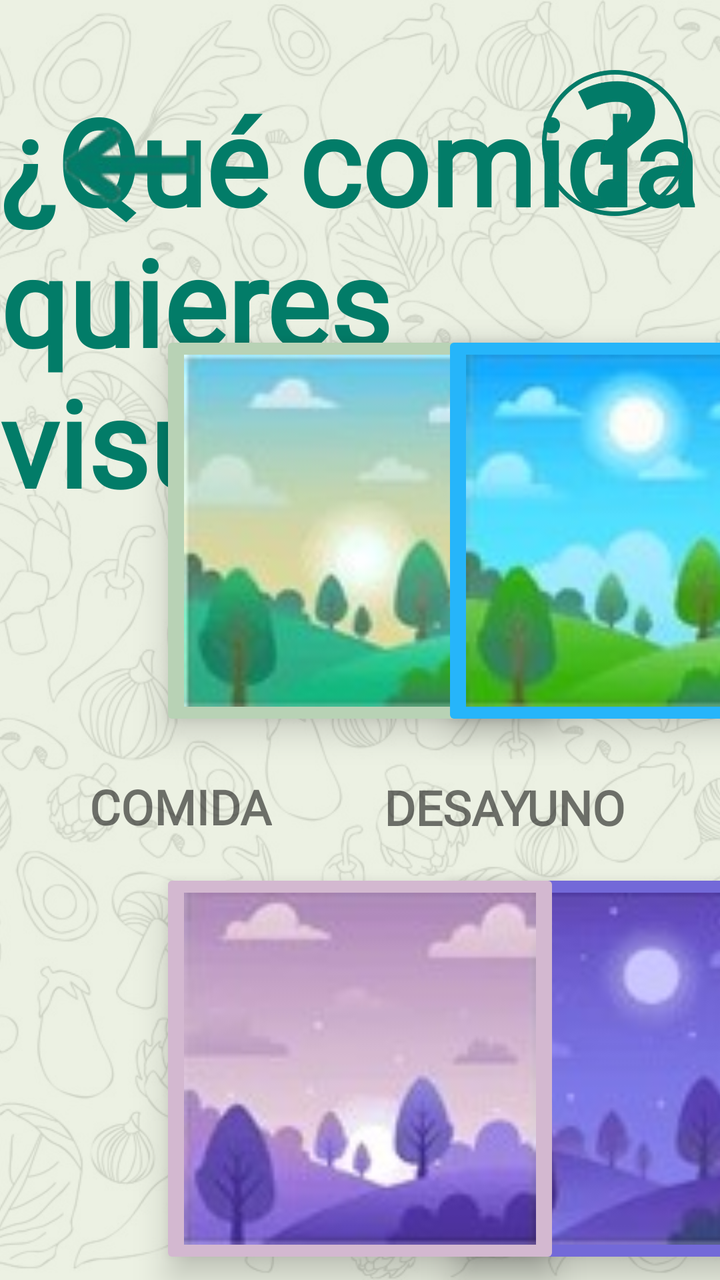
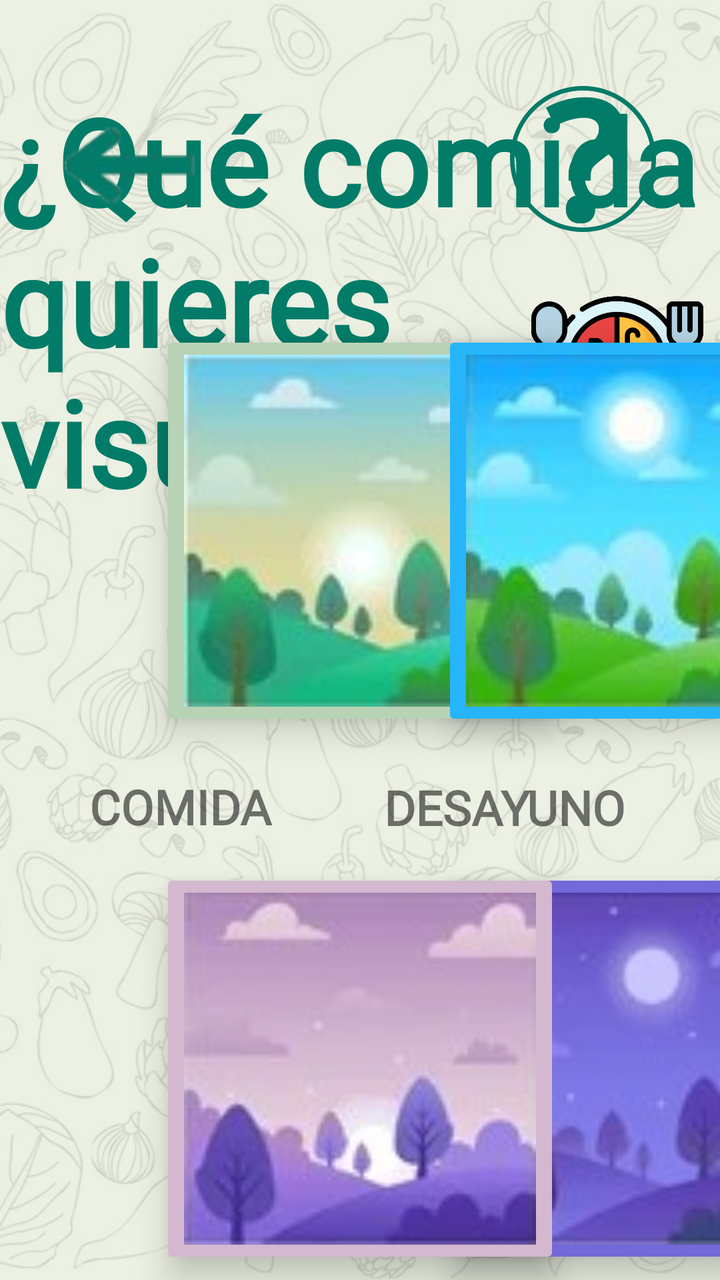

Two renders of the same Android screen: before a commit and after it. Below are the layout's source before the change and the commit's diff.
<!-- AndroidManifest.xml: application theme Theme.DietaAlPlato -->
<!-- res/layout/activity_comidas.xml -->
<?xml version="1.0" encoding="utf-8"?>
<androidx.constraintlayout.widget.ConstraintLayout xmlns:android="http://schemas.android.com/apk/res/android"
    xmlns:app="http://schemas.android.com/apk/res-auto"
    xmlns:tools="http://schemas.android.com/tools"
    android:id="@+id/main"
    android:layout_width="match_parent"
    android:layout_height="match_parent"
    tools:context=".ComidasActivity">

    
    <ImageView
        android:id="@+id/fondo"
        android:layout_width="0dp"
        android:layout_height="0dp"
        android:scaleType="centerCrop"
        android:contentDescription="Fondo"
        app:srcCompat="@drawable/fondo_android"
        app:layout_constraintTop_toTopOf="parent"
        app:layout_constraintBottom_toBottomOf="parent"
        app:layout_constraintStart_toStartOf="parent"
        app:layout_constraintEnd_toEndOf="parent" />

    


    <View
        android:id="@+id/velo"
        android:layout_width="0dp"
        android:layout_height="0dp"
        android:background="#DDE9EFDF"
        app:layout_constraintBottom_toBottomOf="parent"
        app:layout_constraintEnd_toEndOf="parent"
        app:layout_constraintHorizontal_bias="1.0"
        app:layout_constraintStart_toStartOf="parent"
        app:layout_constraintTop_toTopOf="parent"
        app:layout_constraintVertical_bias="0.0" />

    <TextView
        android:id="@+id/titulo_textview"
        android:layout_width="wrap_content"
        android:layout_height="wrap_content"
        android:layout_marginTop="40dp"
        android:fontFamily="@font/lily_script_one"
        android:text="¿Qué comida quieres visualizar?"
        android:textAllCaps="false"
        android:textColor="#027C68"
        android:textSize="60sp"
        android:textStyle="bold"
        app:layout_constraintEnd_toEndOf="parent"
        app:layout_constraintHorizontal_bias="0.492"
        app:layout_constraintStart_toStartOf="parent"
        app:layout_constraintTop_toTopOf="parent" />

    <ImageButton
        android:id="@+id/return_button"
        android:layout_width="110dp"
        android:layout_height="99dp"
        android:layout_marginStart="8dp"
        android:layout_marginTop="28dp"
        android:backgroundTint="#00FFFFFF"
        android:onClick="onClickBackNavigation"
        app:layout_constraintEnd_toEndOf="parent"
        app:layout_constraintHorizontal_bias="0.005"
        app:layout_constraintStart_toStartOf="parent"
        app:layout_constraintTop_toTopOf="parent"
        app:srcCompat="@drawable/gobacksinfondo" />

    <ImageButton
        android:id="@+id/desayuno_boton"
        android:layout_width="200dp"
        android:layout_height="200dp"
        android:layout_marginStart="108dp"
        android:layout_marginTop="8dp"
        android:backgroundTint="#F2A396"
        android:elevation="10dp"
        android:scaleType="fitCenter"
        android:src="@drawable/desayuno"
        app:layout_constraintEnd_toStartOf="@+id/almuerzo_boton"
        app:layout_constraintHorizontal_bias="0.183"
        app:layout_constraintStart_toStartOf="parent"
        app:layout_constraintTop_toTopOf="@+id/almuerzo_boton" />

    <ImageButton
        android:id="@+id/almuerzo_boton"
        android:layout_width="200dp"
        android:layout_height="200dp"
        android:backgroundTint="#B8D2B5"
        android:elevation="10dp"
        android:scaleType="fitCenter"
        android:src="@drawable/almuerzo"
        app:layout_constraintBottom_toBottomOf="parent"
        app:layout_constraintEnd_toEndOf="parent"
        app:layout_constraintStart_toStartOf="parent"
        app:layout_constraintTop_toTopOf="parent"
        app:layout_constraintVertical_bias="0.376" />

    <ImageButton
        android:id="@+id/comida_boton"
        android:layout_width="200dp"
        android:layout_height="200dp"
        android:backgroundTint="#26B5FA"
        android:elevation="10dp"
        android:scaleType="fitCenter"
        android:src="@drawable/comida"
        app:layout_constraintEnd_toEndOf="parent"
        app:layout_constraintHorizontal_bias="0.493"
        app:layout_constraintStart_toEndOf="@+id/almuerzo_boton"
        app:layout_constraintTop_toTopOf="@+id/almuerzo_boton" />

    <ImageButton
        android:id="@+id/merienda_boton"
        android:layout_width="200dp"
        android:layout_height="200dp"
        android:layout_marginBottom="107dp"
        android:backgroundTint="#D0628D"
        android:elevation="10dp"
        android:scaleType="fitCenter"
        android:src="@drawable/merienda"
        app:layout_constraintBottom_toBottomOf="parent"

        app:layout_constraintEnd_toEndOf="@+id/desayuno_boton"
        app:layout_constraintHorizontal_bias="0.0"
        app:layout_constraintStart_toStartOf="@+id/desayuno_boton"
        app:layout_constraintTop_toTopOf="@+id/cena_boton"
        app:layout_constraintVertical_bias="0.0"
        tools:ignore="MissingConstraints" />

    <ImageButton
        android:id="@+id/recena_boton"
        android:layout_width="200dp"
        android:layout_height="200dp"
        android:layout_marginBottom="107dp"
        android:backgroundTint="#7369D8"
        android:elevation="10dp"
        android:scaleType="fitCenter"
        android:src="@drawable/recena"
        app:layout_constraintBottom_toBottomOf="parent"

        app:layout_constraintEnd_toEndOf="@+id/comida_boton"
        app:layout_constraintHorizontal_bias="0.0"
        app:layout_constraintStart_toStartOf="@+id/comida_boton"
        app:layout_constraintTop_toTopOf="@+id/cena_boton"
        app:layout_constraintVertical_bias="0.0"
        tools:ignore="MissingConstraints" />

    <ImageButton
        android:id="@+id/cena_boton"
        android:layout_width="200dp"
        android:layout_height="200dp"
        android:layout_marginTop="69dp"
        android:layout_marginBottom="107dp"
        android:backgroundTint="#D3B8D0"
        android:elevation="10dp"
        android:scaleType="fitCenter"
        android:src="@drawable/cena"
        app:layout_constraintBottom_toBottomOf="parent"

        app:layout_constraintEnd_toEndOf="@+id/almuerzo_boton"
        app:layout_constraintHorizontal_bias="0.0"
        app:layout_constraintStart_toStartOf="@+id/almuerzo_boton"
        app:layout_constraintTop_toBottomOf="@+id/almuerzo_boton"
        app:layout_constraintVertical_bias="0.0"
        tools:ignore="MissingConstraints" />

    <TextView
        android:id="@+id/desayuno_textview"
        android:layout_width="wrap_content"
        android:layout_height="wrap_content"
        android:layout_marginStart="192dp"
        android:layout_marginTop="14dp"
        android:layout_marginBottom="14dp"
        android:fontFamily="@font/alfa_slab_one"
        android:text="DESAYUNO"
        android:textSize="24sp"
        android:textStyle="bold"
        app:layout_constraintBottom_toTopOf="@+id/merienda_boton"
        app:layout_constraintStart_toStartOf="parent"
        app:layout_constraintTop_toBottomOf="@+id/desayuno_boton"
        app:layout_constraintVertical_bias="0.0" />

    <TextView
        android:id="@+id/almuerzo_textview"
        android:layout_width="wrap_content"
        android:layout_height="wrap_content"
        android:layout_marginTop="14dp"
        android:layout_marginEnd="260dp"
        android:layout_marginBottom="14dp"
        android:fontFamily="@font/alfa_slab_one"
        android:text="ALMUERZO"
        android:textSize="24sp"
        android:textStyle="bold"
        app:layout_constraintBottom_toTopOf="@+id/cena_boton"
        app:layout_constraintEnd_toStartOf="@+id/comida_textview"
        app:layout_constraintTop_toBottomOf="@+id/almuerzo_boton"
        app:layout_constraintVertical_bias="0.888" />

    <TextView
        android:id="@+id/comida_textview"
        android:layout_width="wrap_content"
        android:layout_height="wrap_content"
        android:layout_marginTop="14dp"
        android:layout_marginEnd="224dp"
        android:layout_marginBottom="14dp"
        android:fontFamily="@font/alfa_slab_one"
        android:text="COMIDA"
        android:textSize="24sp"
        android:textStyle="bold"
        app:layout_constraintBottom_toTopOf="@+id/recena_boton"
        app:layout_constraintEnd_toEndOf="parent"
        app:layout_constraintTop_toBottomOf="@+id/comida_boton"
        app:layout_constraintVertical_bias="0.888" />

    <TextView
        android:id="@+id/merienda_textview"
        android:layout_width="wrap_content"
        android:layout_height="wrap_content"
        android:layout_marginStart="192dp"
        android:layout_marginTop="20dp"
        android:fontFamily="@font/alfa_slab_one"
        android:text="MERIENDA"
        android:textSize="24sp"
        android:textStyle="bold"
        app:layout_constraintBottom_toBottomOf="@+id/cena_textview"
        app:layout_constraintStart_toStartOf="parent"
        app:layout_constraintTop_toBottomOf="@+id/merienda_boton"
        app:layout_constraintVertical_bias="1.0" />

    <TextView
        android:id="@+id/cena_textview"
        android:layout_width="wrap_content"
        android:layout_height="wrap_content"
        android:layout_marginStart="267dp"
        android:layout_marginTop="24dp"
        android:layout_marginEnd="283dp"
        android:fontFamily="@font/alfa_slab_one"
        android:text="CENA"
        android:textSize="24sp"
        android:textStyle="bold"
        app:layout_constraintEnd_toStartOf="@+id/recena_textview"
        app:layout_constraintHorizontal_bias="1.0"
        app:layout_constraintStart_toEndOf="@+id/merienda_textview"
        app:layout_constraintTop_toBottomOf="@+id/cena_boton" />

    <TextView
        android:id="@+id/recena_textview"
        android:layout_width="wrap_content"
        android:layout_height="wrap_content"
        android:layout_marginTop="14dp"
        android:layout_marginEnd="224dp"
        android:fontFamily="@font/alfa_slab_one"
        android:text="RE-CENA"
        android:textSize="24sp"
        android:textStyle="bold"
        app:layout_constraintBottom_toBottomOf="@+id/cena_textview"
        app:layout_constraintEnd_toEndOf="parent"
        app:layout_constraintTop_toBottomOf="@+id/recena_boton"
        app:layout_constraintVertical_bias="0.714" />

    <ImageView
        android:id="@+id/imageView2"
        android:layout_width="73dp"
        android:layout_height="79dp"
        android:layout_marginTop="32dp"
        android:layout_marginEnd="16dp"
        android:onClick="just"
        app:layout_constraintEnd_toEndOf="parent"
        app:layout_constraintTop_toTopOf="parent"
        app:srcCompat="@drawable/question_mark" />

    <TextView
        android:id="@+id/tv_nutrition_summary"
        android:layout_width="wrap_content"
        android:layout_height="wrap_content"
        android:padding="12dp"
        android:textSize="16sp"
        android:textStyle="bold"
        android:text="Calculando datos nutricionales..."
        app:layout_constraintBottom_toTopOf="@+id/almuerzo_boton"
        app:layout_constraintEnd_toEndOf="parent"
        app:layout_constraintStart_toStartOf="parent"
        app:layout_constraintTop_toBottomOf="@+id/titulo_textview"
        app:layout_constraintVertical_bias="0.421" />

</androidx.constraintlayout.widget.ConstraintLayout>
<!-- resources referenced by this layout -->
<resources>
  <!-- drawable almuerzo: jpg bitmap (drawable, 3741 bytes) -->
  <!-- drawable cena: jpg bitmap (drawable, 3443 bytes) -->
  <!-- drawable comida: jpg bitmap (drawable, 3839 bytes) -->
  <!-- drawable desayuno: jpg bitmap (drawable, 3479 bytes) -->
  <!-- drawable fondo_android: png bitmap (drawable, 156043 bytes) -->
  <!-- drawable gobacksinfondo: png bitmap (drawable, 8881 bytes) -->
  <!-- drawable merienda: jpg bitmap (drawable, 3399 bytes) -->
  <!-- drawable question_mark: png bitmap (drawable, 94034 bytes) -->
  <!-- drawable recena: jpg bitmap (drawable, 3217 bytes) -->
  <style name="Theme.DietaAlPlato" parent="Theme.MaterialComponents.DayNight.DarkActionBar">
          
          <item name="colorPrimary">@color/purple_500</item>
          <item name="colorPrimaryVariant">@color/purple_700</item>
          <item name="colorOnPrimary">@color/white</item>
          
          <item name="colorSecondary">@color/teal_200</item>
          <item name="colorSecondaryVariant">@color/teal_700</item>
          <item name="colorOnSecondary">@color/black</item>
          
          <item name="android:statusBarColor">?attr/colorPrimaryVariant</item>
          
          <item name="windowActionBar">false</item>
          <item name="windowNoTitle">true</item>
  
      </style>
  <color name="purple_500">#FF6200EE</color>
  <color name="purple_700">#FF3700B3</color>
  <color name="white">#FFFFFFFF</color>
  <color name="teal_200">#FF03DAC5</color>
  <color name="teal_700">#FF018786</color>
  <color name="black">#FF000000</color>
</resources>

<!-- the commit's change to res/layout/activity_comidas.xml (unified diff, before → after) -->
@@ -7,6 +7,7 @@
     android:layout_height="match_parent"
     tools:context=".ComidasActivity">
 
+
     
     <ImageView
         android:id="@+id/fondo"
@@ -20,7 +21,10 @@
         app:layout_constraintStart_toStartOf="parent"
         app:layout_constraintEnd_toEndOf="parent" />
 
+
     
+
+
 
 
     <View
@@ -30,10 +34,11 @@
         android:background="#DDE9EFDF"
         app:layout_constraintBottom_toBottomOf="parent"
         app:layout_constraintEnd_toEndOf="parent"
-        app:layout_constraintHorizontal_bias="1.0"
+        app:layout_constraintHorizontal_bias="0.0"
         app:layout_constraintStart_toStartOf="parent"
         app:layout_constraintTop_toTopOf="parent"
         app:layout_constraintVertical_bias="0.0" />
+
 
     <TextView
         android:id="@+id/titulo_textview"
@@ -50,6 +55,7 @@
         app:layout_constraintHorizontal_bias="0.492"
         app:layout_constraintStart_toStartOf="parent"
         app:layout_constraintTop_toTopOf="parent" />
+
 
     <ImageButton
         android:id="@+id/return_button"
@@ -65,6 +71,7 @@
         app:layout_constraintTop_toTopOf="parent"
         app:srcCompat="@drawable/gobacksinfondo" />
 
+
     <ImageButton
         android:id="@+id/desayuno_boton"
         android:layout_width="200dp"
@@ -80,6 +87,7 @@
         app:layout_constraintStart_toStartOf="parent"
         app:layout_constraintTop_toTopOf="@+id/almuerzo_boton" />
 
+
     <ImageButton
         android:id="@+id/almuerzo_boton"
         android:layout_width="200dp"
@@ -93,6 +101,7 @@
         app:layout_constraintStart_toStartOf="parent"
         app:layout_constraintTop_toTopOf="parent"
         app:layout_constraintVertical_bias="0.376" />
+
 
     <ImageButton
         android:id="@+id/comida_boton"
@@ -107,6 +116,7 @@
         app:layout_constraintStart_toEndOf="@+id/almuerzo_boton"
         app:layout_constraintTop_toTopOf="@+id/almuerzo_boton" />
 
+
     <ImageButton
         android:id="@+id/merienda_boton"
         android:layout_width="200dp"
@@ -117,6 +127,7 @@
         android:scaleType="fitCenter"
         android:src="@drawable/merienda"
         app:layout_constraintBottom_toBottomOf="parent"
+
 
         app:layout_constraintEnd_toEndOf="@+id/desayuno_boton"
         app:layout_constraintHorizontal_bias="0.0"
@@ -125,6 +136,7 @@
         app:layout_constraintVertical_bias="0.0"
         tools:ignore="MissingConstraints" />
 
+
     <ImageButton
         android:id="@+id/recena_boton"
         android:layout_width="200dp"
@@ -135,6 +147,7 @@
         android:scaleType="fitCenter"
         android:src="@drawable/recena"
         app:layout_constraintBottom_toBottomOf="parent"
+
 
         app:layout_constraintEnd_toEndOf="@+id/comida_boton"
         app:layout_constraintHorizontal_bias="0.0"
@@ -143,6 +156,7 @@
         app:layout_constraintVertical_bias="0.0"
         tools:ignore="MissingConstraints" />
 
+
     <ImageButton
         android:id="@+id/cena_boton"
         android:layout_width="200dp"
@@ -154,6 +168,7 @@
         android:scaleType="fitCenter"
         android:src="@drawable/cena"
         app:layout_constraintBottom_toBottomOf="parent"
+
 
         app:layout_constraintEnd_toEndOf="@+id/almuerzo_boton"
         app:layout_constraintHorizontal_bias="0.0"
@@ -162,6 +177,7 @@
         app:layout_constraintVertical_bias="0.0"
         tools:ignore="MissingConstraints" />
 
+
     <TextView
         android:id="@+id/desayuno_textview"
         android:layout_width="wrap_content"
@@ -177,6 +193,7 @@
         app:layout_constraintStart_toStartOf="parent"
         app:layout_constraintTop_toBottomOf="@+id/desayuno_boton"
         app:layout_constraintVertical_bias="0.0" />
+
 
     <TextView
         android:id="@+id/almuerzo_textview"
@@ -194,6 +211,7 @@
         app:layout_constraintTop_toBottomOf="@+id/almuerzo_boton"
         app:layout_constraintVertical_bias="0.888" />
 
+
     <TextView
         android:id="@+id/comida_textview"
         android:layout_width="wrap_content"
@@ -210,6 +228,7 @@
         app:layout_constraintTop_toBottomOf="@+id/comida_boton"
         app:layout_constraintVertical_bias="0.888" />
 
+
     <TextView
         android:id="@+id/merienda_textview"
         android:layout_width="wrap_content"
@@ -224,6 +243,7 @@
         app:layout_constraintStart_toStartOf="parent"
         app:layout_constraintTop_toBottomOf="@+id/merienda_boton"
         app:layout_constraintVertical_bias="1.0" />
+
 
     <TextView
         android:id="@+id/cena_textview"
@@ -241,6 +261,7 @@
         app:layout_constraintStart_toEndOf="@+id/merienda_textview"
         app:layout_constraintTop_toBottomOf="@+id/cena_boton" />
 
+
     <TextView
         android:id="@+id/recena_textview"
         android:layout_width="wrap_content"
@@ -255,30 +276,33 @@
         app:layout_constraintEnd_toEndOf="parent"
         app:layout_constraintTop_toBottomOf="@+id/recena_boton"
         app:layout_constraintVertical_bias="0.714" />
+
 
     <ImageView
         android:id="@+id/imageView2"
         android:layout_width="73dp"
         android:layout_height="79dp"
-        android:layout_marginTop="32dp"
-        android:layout_marginEnd="16dp"
+        android:layout_marginTop="40dp"
+        android:layout_marginEnd="32dp"
         android:onClick="just"
         app:layout_constraintEnd_toEndOf="parent"
         app:layout_constraintTop_toTopOf="parent"
         app:srcCompat="@drawable/question_mark" />
 
-    <TextView
-        android:id="@+id/tv_nutrition_summary"
-        android:layout_width="wrap_content"
-        android:layout_height="wrap_content"
-        android:padding="12dp"
-        android:textSize="16sp"
-        android:textStyle="bold"
-        android:text="Calculando datos nutricionales..."
-        app:layout_constraintBottom_toTopOf="@+id/almuerzo_boton"
-        app:layout_constraintEnd_toEndOf="parent"
-        app:layout_constraintStart_toStartOf="parent"
-        app:layout_constraintTop_toBottomOf="@+id/titulo_textview"
-        app:layout_constraintVertical_bias="0.421" />
+
+    <ImageView
+        android:id="@+id/imageview_macros"
+        android:layout_width="91dp"
+        android:layout_height="86dp"
+        android:layout_marginTop="16dp"
+        android:onClick="mostrarMacros"
+        app:layout_constraintBottom_toBottomOf="parent"
+        app:layout_constraintEnd_toEndOf="parent"
+        app:layout_constraintHorizontal_bias="0.978"
+        app:layout_constraintStart_toStartOf="parent"
+        app:layout_constraintTop_toBottomOf="@+id/imageView2"
+        app:layout_constraintVertical_bias="0.006"
+        app:srcCompat="@drawable/macros" />
+
 
 </androidx.constraintlayout.widget.ConstraintLayout>
<!-- resource entries referenced after the edit -->
@@ -6,6 +6,7 @@
   <!-- drawable desayuno: jpg bitmap (drawable, 3479 bytes) -->
   <!-- drawable fondo_android: png bitmap (drawable, 156043 bytes) -->
   <!-- drawable gobacksinfondo: png bitmap (drawable, 8881 bytes) -->
+  <!-- drawable macros: png bitmap (drawable, 40356 bytes) -->
   <!-- drawable merienda: jpg bitmap (drawable, 3399 bytes) -->
   <!-- drawable question_mark: png bitmap (drawable, 94034 bytes) -->
   <!-- drawable recena: jpg bitmap (drawable, 3217 bytes) -->
